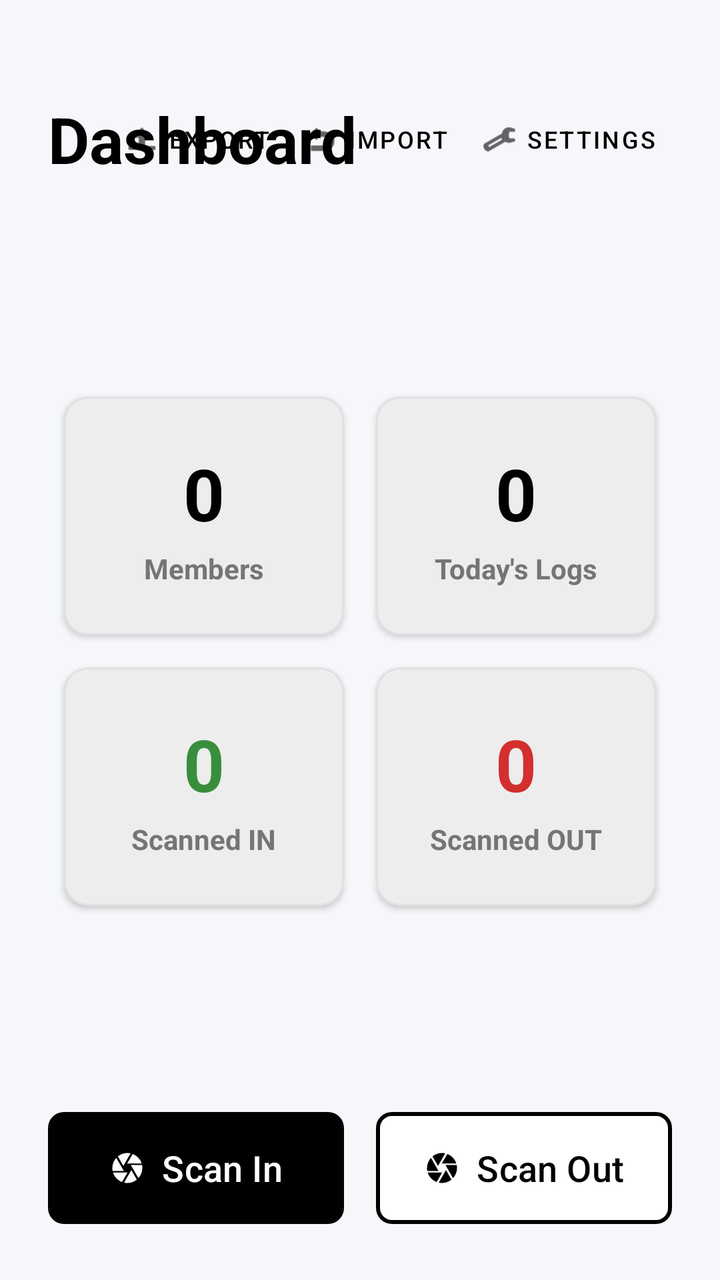
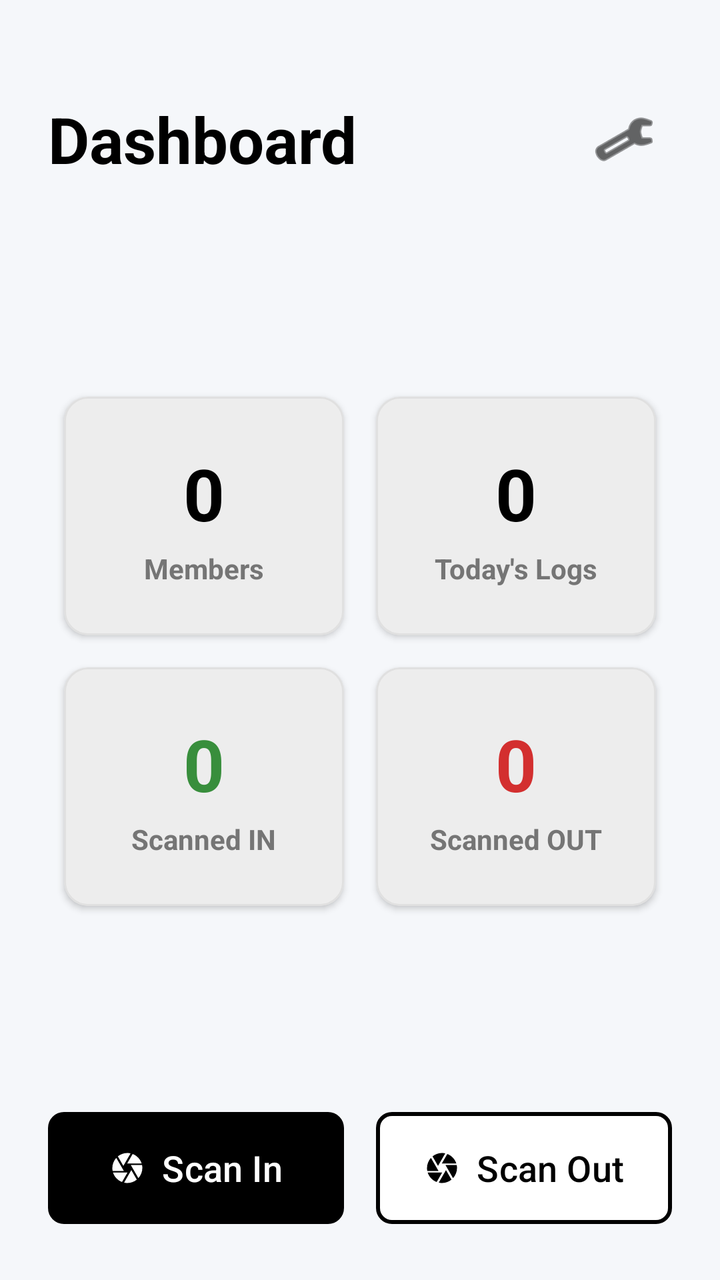

Compare the two renders of this Android layout. The source of the first and the diff that turns it into the second are given below.
<!-- AndroidManifest.xml: application theme Theme.FaceRecognitionImages -->
<!-- res/layout/fragment_dashboard.xml -->
<?xml version="1.0" encoding="utf-8"?>
<androidx.constraintlayout.widget.ConstraintLayout xmlns:android="http://schemas.android.com/apk/res/android"
    xmlns:app="http://schemas.android.com/apk/res-auto"
    android:layout_width="match_parent"
    android:layout_height="match_parent"
    android:background="@color/windowBackground"
    android:padding="24dp">

    <TextView
        android:id="@+id/dashboardTitle"
        android:layout_width="wrap_content"
        android:layout_height="wrap_content"
        android:layout_marginTop="24dp"
        android:text="Dashboard"
        android:textColor="@color/black"
        android:textSize="32sp"
        android:textStyle="bold"
        app:layout_constraintStart_toStartOf="parent"
        app:layout_constraintTop_toTopOf="parent" />

    <LinearLayout
        android:id="@+id/dbActionsLayout"
        android:layout_width="wrap_content"
        android:layout_height="wrap_content"
        android:orientation="horizontal"
        app:layout_constraintBottom_toBottomOf="@id/dashboardTitle"
        app:layout_constraintEnd_toEndOf="parent"
        app:layout_constraintTop_toTopOf="@id/dashboardTitle">

        <com.google.android.material.button.MaterialButton
            android:id="@+id/btnBackup"
            style="@style/Widget.MaterialComponents.Button.TextButton"
            android:layout_width="wrap_content"
            android:layout_height="wrap_content"
            android:text="Export"
            android:textColor="@color/black"
            android:textSize="12sp"
            app:icon="@android:drawable/ic_menu_upload"
            app:iconTint="@color/black"
            android:minHeight="0dp"
            android:minWidth="0dp"
            android:paddingHorizontal="8dp"
            android:paddingVertical="4dp" />

        <com.google.android.material.button.MaterialButton
            android:id="@+id/btnRestore"
            style="@style/Widget.MaterialComponents.Button.TextButton"
            android:layout_width="wrap_content"
            android:layout_height="wrap_content"
            android:text="Import"
            android:textColor="@color/black"
            android:textSize="12sp"
            app:icon="@android:drawable/ic_menu_revert"
            app:iconTint="@color/black"
            android:minHeight="0dp"
            android:minWidth="0dp"
            android:paddingHorizontal="8dp"
            android:paddingVertical="4dp" />

        <com.google.android.material.button.MaterialButton
            android:id="@+id/btnSettings"
            style="@style/Widget.MaterialComponents.Button.TextButton"
            android:layout_width="wrap_content"
            android:layout_height="wrap_content"
            android:text="Settings"
            android:textColor="@color/black"
            android:textSize="12sp"
            app:icon="@android:drawable/ic_menu_preferences"
            app:iconTint="@color/black"
            android:minHeight="0dp"
            android:minWidth="0dp"
            android:paddingHorizontal="8dp"
            android:paddingVertical="4dp" />
    </LinearLayout>

    <GridLayout
        android:id="@+id/statsGrid"
        android:layout_width="match_parent"
        android:layout_height="wrap_content"
        android:layout_marginTop="32dp"
        android:layout_marginBottom="24dp"
        android:columnCount="2"
        android:rowCount="2"
        app:layout_constraintTop_toBottomOf="@id/dashboardTitle"
        app:layout_constraintBottom_toTopOf="@id/scannerButtonsLayout">

        
        <com.google.android.material.card.MaterialCardView
            android:layout_width="0dp"
            android:layout_height="wrap_content"
            android:layout_columnWeight="1"
            android:layout_margin="8dp"
            app:cardBackgroundColor="@color/surfaceColor"
            app:cardCornerRadius="12dp"
            app:cardElevation="2dp"
            app:strokeColor="@color/borderColor"
            app:strokeWidth="1dp">
            <LinearLayout
                android:layout_width="match_parent"
                android:layout_height="wrap_content"
                android:orientation="vertical"
                android:gravity="center"
                android:padding="24dp">
                <TextView
                    android:id="@+id/countRegistered"
                    android:layout_width="wrap_content"
                    android:layout_height="wrap_content"
                    android:text="0"
                    android:textColor="@color/black"
                    android:textSize="36sp"
                    android:textStyle="bold" />
                <TextView
                    android:layout_width="wrap_content"
                    android:layout_height="wrap_content"
                    android:layout_marginTop="4dp"
                    android:text="Members"
                    android:textColor="@color/textColorSecondary"
                    android:textSize="14sp"
                    android:textStyle="bold" />
            </LinearLayout>
        </com.google.android.material.card.MaterialCardView>

        
        <com.google.android.material.card.MaterialCardView
            android:layout_width="0dp"
            android:layout_height="wrap_content"
            android:layout_columnWeight="1"
            android:layout_margin="8dp"
            app:cardBackgroundColor="@color/surfaceColor"
            app:cardCornerRadius="12dp"
            app:cardElevation="2dp"
            app:strokeColor="@color/borderColor"
            app:strokeWidth="1dp">
            <LinearLayout
                android:layout_width="match_parent"
                android:layout_height="wrap_content"
                android:orientation="vertical"
                android:gravity="center"
                android:padding="24dp">
                <TextView
                    android:id="@+id/countToday"
                    android:layout_width="wrap_content"
                    android:layout_height="wrap_content"
                    android:text="0"
                    android:textColor="@color/black"
                    android:textSize="36sp"
                    android:textStyle="bold" />
                <TextView
                    android:layout_width="wrap_content"
                    android:layout_height="wrap_content"
                    android:layout_marginTop="4dp"
                    android:text="Today's Logs"
                    android:textColor="@color/textColorSecondary"
                    android:textSize="14sp"
                    android:textStyle="bold" />
            </LinearLayout>
        </com.google.android.material.card.MaterialCardView>

        
        <com.google.android.material.card.MaterialCardView
            android:layout_width="0dp"
            android:layout_height="wrap_content"
            android:layout_columnWeight="1"
            android:layout_margin="8dp"
            app:cardBackgroundColor="@color/surfaceColor"
            app:cardCornerRadius="12dp"
            app:cardElevation="2dp"
            app:strokeColor="@color/borderColor"
            app:strokeWidth="1dp">
            <LinearLayout
                android:layout_width="match_parent"
                android:layout_height="wrap_content"
                android:orientation="vertical"
                android:gravity="center"
                android:padding="24dp">
                <TextView
                    android:id="@+id/countIn"
                    android:layout_width="wrap_content"
                    android:layout_height="wrap_content"
                    android:text="0"
                    android:textColor="#388E3C"
                    android:textSize="36sp"
                    android:textStyle="bold" />
                <TextView
                    android:layout_width="wrap_content"
                    android:layout_height="wrap_content"
                    android:layout_marginTop="4dp"
                    android:text="Scanned IN"
                    android:textColor="@color/textColorSecondary"
                    android:textSize="14sp"
                    android:textStyle="bold" />
            </LinearLayout>
        </com.google.android.material.card.MaterialCardView>

        
        <com.google.android.material.card.MaterialCardView
            android:layout_width="0dp"
            android:layout_height="wrap_content"
            android:layout_columnWeight="1"
            android:layout_margin="8dp"
            app:cardBackgroundColor="@color/surfaceColor"
            app:cardCornerRadius="12dp"
            app:cardElevation="2dp"
            app:strokeColor="@color/borderColor"
            app:strokeWidth="1dp">
            <LinearLayout
                android:layout_width="match_parent"
                android:layout_height="wrap_content"
                android:orientation="vertical"
                android:gravity="center"
                android:padding="24dp">
                <TextView
                    android:id="@+id/countOut"
                    android:layout_width="wrap_content"
                    android:layout_height="wrap_content"
                    android:text="0"
                    android:textColor="#D32F2F"
                    android:textSize="36sp"
                    android:textStyle="bold" />
                <TextView
                    android:layout_width="wrap_content"
                    android:layout_height="wrap_content"
                    android:layout_marginTop="4dp"
                    android:text="Scanned OUT"
                    android:textColor="@color/textColorSecondary"
                    android:textSize="14sp"
                    android:textStyle="bold" />
            </LinearLayout>
        </com.google.android.material.card.MaterialCardView>

    </GridLayout>

    <LinearLayout
        android:id="@+id/scannerButtonsLayout"
        android:layout_width="match_parent"
        android:layout_height="wrap_content"
        android:orientation="horizontal"
        app:layout_constraintBottom_toBottomOf="parent">

        <com.google.android.material.button.MaterialButton
            android:id="@+id/btnScanIn"
            android:layout_width="0dp"
            android:layout_height="64dp"
            android:layout_weight="1"
            android:layout_marginEnd="8dp"
            android:text="Scan In"
            android:textColor="@color/white"
            android:textSize="18sp"
            app:backgroundTint="@color/black"
            app:cornerRadius="8dp"
            app:icon="@drawable/ic_baseline_camera_24"
            app:iconGravity="textStart"
            app:iconTint="@color/white" />

        <com.google.android.material.button.MaterialButton
            android:id="@+id/btnScanOut"
            android:layout_width="0dp"
            android:layout_height="64dp"
            android:layout_weight="1"
            android:layout_marginStart="8dp"
            android:text="Scan Out"
            android:textColor="@color/black"
            android:textSize="18sp"
            app:backgroundTint="@color/white"
            app:strokeColor="@color/black"
            app:strokeWidth="2dp"
            app:cornerRadius="8dp"
            app:icon="@drawable/ic_baseline_camera_24"
            app:iconGravity="textStart"
            app:iconTint="@color/black" />
    </LinearLayout>

</androidx.constraintlayout.widget.ConstraintLayout>
<!-- resources referenced by this layout -->
<resources>
  <color name="black">#FF000000</color>
  <color name="borderColor">#E0E0E0</color>
  <color name="surfaceColor">#FFFFFF</color>
  <color name="textColorSecondary">#757575</color>
  <color name="white">#FFFFFFFF</color>
  <color name="windowBackground">#F5F7FA</color>
  <!-- drawable ic_baseline_camera_24 (drawable) -->
  <vector android:height="72dp" android:tint="#1A80B6"
      android:viewportHeight="24" android:viewportWidth="24"
      android:width="72dp" xmlns:android="http://schemas.android.com/apk/res/android">
      <path android:fillColor="@android:color/white" android:pathData="M9.4,10.5l4.77,-8.26C13.47,2.09 12.75,2 12,2c-2.4,0 -4.6,0.85 -6.32,2.25l3.66,6.35 0.06,-0.1zM21.54,9c-0.92,-2.92 -3.15,-5.26 -6,-6.34L11.88,9h9.66zM21.8,10h-7.49l0.29,0.5 4.76,8.25C21,16.97 22,14.61 22,12c0,-0.69 -0.07,-1.35 -0.2,-2zM8.54,12l-3.9,-6.75C3.01,7.03 2,9.39 2,12c0,0.69 0.07,1.35 0.2,2h7.49l-1.15,-2zM2.46,15c0.92,2.92 3.15,5.26 6,6.34L12.12,15L2.46,15zM13.73,15l-3.9,6.76c0.7,0.15 1.42,0.24 2.17,0.24 2.4,0 4.6,-0.85 6.32,-2.25l-3.66,-6.35 -0.93,1.6z"/>
  </vector>
  <style name="Theme.FaceRecognitionImages" parent="Base.Theme.FaceRecognitionImages" />
  <style name="Base.Theme.FaceRecognitionImages" parent="Theme.Material3.Light.NoActionBar">
          
          <item name="colorPrimary">@color/black</item>
          <item name="colorPrimaryVariant">@color/black</item>
          <item name="colorOnPrimary">@color/white</item>
          
          
          <item name="colorSecondary">@color/black</item>
          <item name="colorSecondaryVariant">@color/black</item>
          <item name="colorOnSecondary">@color/white</item>
          
          
          <item name="android:windowBackground">@color/white</item>
          <item name="colorSurface">@color/white</item>
          <item name="colorOnSurface">@color/black</item>
          <item name="android:textColorPrimary">@color/black</item>
          <item name="android:textColorSecondary">@color/black</item>
      </style>
</resources>

<!-- the commit's change to res/layout/fragment_dashboard.xml (unified diff, before → after) -->
@@ -27,50 +27,15 @@
         app:layout_constraintEnd_toEndOf="parent"
         app:layout_constraintTop_toTopOf="@id/dashboardTitle">
 
-        <com.google.android.material.button.MaterialButton
-            android:id="@+id/btnBackup"
-            style="@style/Widget.MaterialComponents.Button.TextButton"
-            android:layout_width="wrap_content"
-            android:layout_height="wrap_content"
-            android:text="Export"
-            android:textColor="@color/black"
-            android:textSize="12sp"
-            app:icon="@android:drawable/ic_menu_upload"
-            app:iconTint="@color/black"
-            android:minHeight="0dp"
-            android:minWidth="0dp"
-            android:paddingHorizontal="8dp"
-            android:paddingVertical="4dp" />
-
-        <com.google.android.material.button.MaterialButton
-            android:id="@+id/btnRestore"
-            style="@style/Widget.MaterialComponents.Button.TextButton"
-            android:layout_width="wrap_content"
-            android:layout_height="wrap_content"
-            android:text="Import"
-            android:textColor="@color/black"
-            android:textSize="12sp"
-            app:icon="@android:drawable/ic_menu_revert"
-            app:iconTint="@color/black"
-            android:minHeight="0dp"
-            android:minWidth="0dp"
-            android:paddingHorizontal="8dp"
-            android:paddingVertical="4dp" />
-
-        <com.google.android.material.button.MaterialButton
+        <ImageView
             android:id="@+id/btnSettings"
-            style="@style/Widget.MaterialComponents.Button.TextButton"
-            android:layout_width="wrap_content"
-            android:layout_height="wrap_content"
-            android:text="Settings"
-            android:textColor="@color/black"
-            android:textSize="12sp"
-            app:icon="@android:drawable/ic_menu_preferences"
-            app:iconTint="@color/black"
-            android:minHeight="0dp"
-            android:minWidth="0dp"
-            android:paddingHorizontal="8dp"
-            android:paddingVertical="4dp" />
+            android:layout_width="48dp"
+            android:layout_height="48dp"
+            android:padding="8dp"
+            android:background="?attr/selectableItemBackgroundBorderless"
+            android:src="@android:drawable/ic_menu_preferences"
+            app:tint="@color/black"
+            android:contentDescription="Settings" />
     </LinearLayout>
 
     <GridLayout
